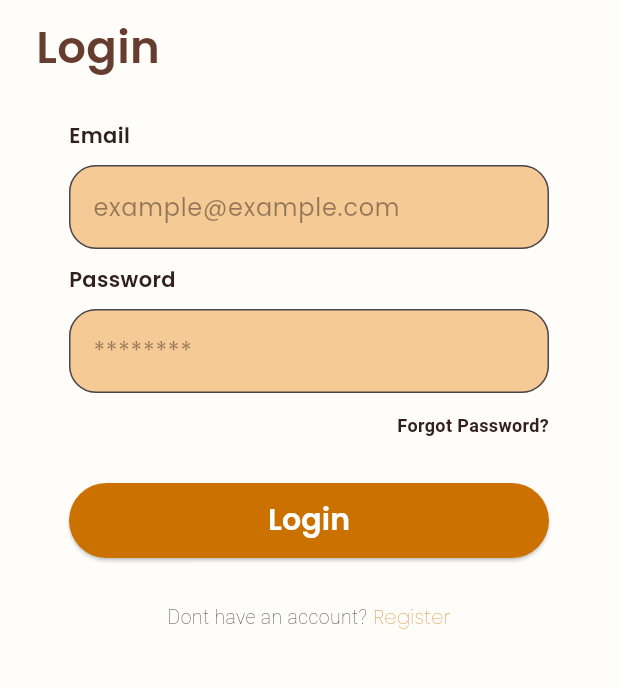
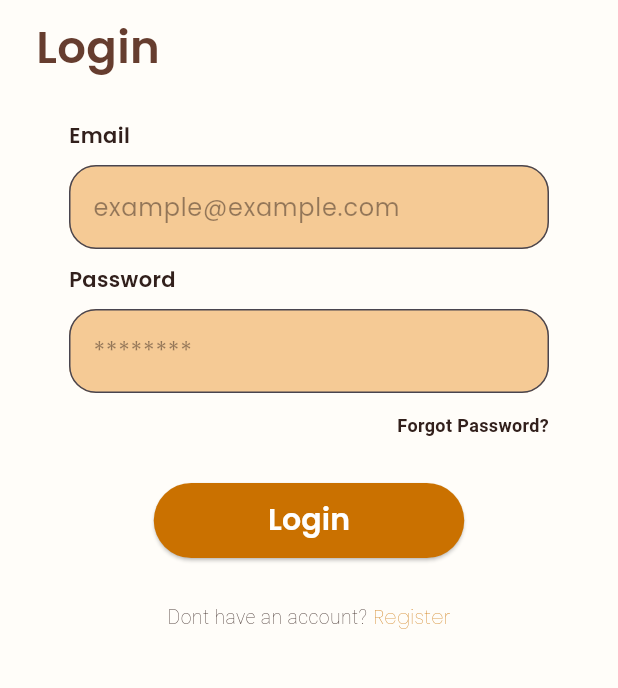
Before and after one commit to gitHan25/TasteCraft_FE-mobile, a Flutter app: the LoginPage screen opened by its route, after a tap on "Register", on a phone screen of 412 x 824 dp, the part 450-1138 px from its top. Run offline on Flutter 3.47's test engine with Material 3 defaults, Android fonts, the phone set to English and light mode, and no system bars; our stand-ins replace carousel_slider, google_fonts.

Commit message:
Add initial project setup and UI components
- Created project configuration files for IntelliJ IDEA.
- Added Dart SDK library configuration.
- Implemented RegisterPage with a basic Scaffold.
- Developed CustomFilledButton and CustomButton widgets for consistent button styling.
- Introduced CustomFormField widget for form input handling.

```diff
--- a/taste_craft/lib/ui/pages/login_page.dart
+++ b/taste_craft/lib/ui/pages/login_page.dart
@@ -1,7 +1,8 @@
 import 'package:flutter/material.dart';
-import 'package:flutter/widgets.dart';
-import 'package:google_fonts/google_fonts.dart';
+
 import 'package:taste_craft/shared/theme.dart';
+import 'package:taste_craft/ui/widgets/buttons.dart';
+import 'package:taste_craft/ui/widgets/form.dart';
 
 class LoginPage extends StatelessWidget {
   const LoginPage({super.key});
@@ -23,11 +24,13 @@ class LoginPage extends StatelessWidget {
               image: DecorationImage(image: AssetImage('assets/Logo1.png')),
             ),
           ),
-          Text('Login',
+          Text(
+            'Login',
             style: headerTextStyle.copyWith(
               fontSize: 30,
               fontWeight: FontWeight.w600,
-              )),
+            ),
+          ),
           const SizedBox(
             height: 5,
           ),
@@ -40,62 +43,17 @@ class LoginPage extends StatelessWidget {
             child: Column(
               crossAxisAlignment: CrossAxisAlignment.start,
               children: [
-                Column(
-                  crossAxisAlignment: CrossAxisAlignment.start,
-                  children: [
-                    Text(
-                      'Email',
-                      style: darkBrownTextStyle.copyWith(
-                        fontSize: 14,
-                        fontWeight: FontWeight.w600,
-                      ),
+                CustomFormField(
+                  title: 'Email',
+                  hintText: 'example@example.com',
                 ),
                 const SizedBox(
                   height: 10,
                 ),
-                    TextFormField(
-                      decoration: InputDecoration(
-                        fillColor: bgInputColor,
-                        filled: true,
-                        hintText: 'example@example.com',
-                        hintStyle: hintTextStyle.copyWith(
-                          fontSize: 16,
-                          fontWeight: FontWeight.w400,
-                          color: textColor.withOpacity(0.45),
-                        ),
-                        border: OutlineInputBorder(
-                          borderRadius: BorderRadius.circular(18),
-                        ),
-                      ),
-                    ),
-                    const SizedBox(
-                      height: 10,
-                    ),
-                    Text(
-                      'Password',
-                      style: darkBrownTextStyle.copyWith(
-                        fontSize: 14,
-                        fontWeight: FontWeight.w600,
-                      ),
-                    ),
-                    const SizedBox(
-                      height: 10,
-                    ),
-                    TextFormField(
+                CustomFormField(
+                  title: 'Password',
+                  hintText: '********',
                   obscureText: true,
-                      decoration: InputDecoration(
-                        fillColor: bgInputColor,
-                        filled: true,
-                        hintText: '********',
-                        hintStyle: hintTextStyle.copyWith(
-                          fontSize: 16,
-                          fontWeight: FontWeight.w400,
-                          color: textColor.withOpacity(0.45),
-                        ),
-                        border: OutlineInputBorder(
-                          borderRadius: BorderRadius.circular(18),
-                        ),
-                      ),
                 ),
                 const SizedBox(
                   height: 13,
@@ -113,24 +71,11 @@ class LoginPage extends StatelessWidget {
                 const SizedBox(
                   height: 30,
                 ),
-                    ElevatedButton(
+                Center(
+                  child: CustomButton(
+                    title: 'Login',
                     onPressed: () {},
-                      style: ElevatedButton.styleFrom(
-                        backgroundColor: bgButtonColor,
-                        minimumSize: Size(double.infinity, 50),
-                        shape: RoundedRectangleBorder(
-                          borderRadius: BorderRadius.circular(30),
                   ),
-                      ),
-                      child: Text(
-                        'Login',
-                        style: whiteTextStyle.copyWith(
-                          fontSize: 20,
-                          fontWeight: FontWeight.w600,
-                        ),
-                      ),
-                    ),
-                  ],
                 ),
                 const SizedBox(height: 30),
                 Row(
@@ -152,7 +97,7 @@ class LoginPage extends StatelessWidget {
                           fontWeight: FontWeight.w200,
                         ),
                       ),
-                    )
+                    ),
                   ],
                 ),
               ],
--- /dev/null
+++ b/taste_craft/lib/ui/widgets/buttons.dart
@@ -0,0 +1,37 @@
+import "package:flutter/material.dart";
+import "package:taste_craft/shared/theme.dart";
+
+class CustomButton extends StatelessWidget {
+  final String title;
+  final double width;
+  final double height;
+  final VoidCallback? onPressed;
+  const CustomButton({
+    super.key,
+    required this.title,
+    this.width = 207,
+    this.height = 50,
+    this.onPressed,
+  });
+
+  @override
+  Widget build(BuildContext context) {
+    return ElevatedButton(
+      onPressed: () {},
+      style: ElevatedButton.styleFrom(
+        backgroundColor: bgButtonColor,
+        minimumSize: Size(width, height),
+        shape: RoundedRectangleBorder(
+          borderRadius: BorderRadius.circular(30),
+        ),
+      ),
+      child: Text(
+        title,
+        style: whiteTextStyle.copyWith(
+          fontSize: 20,
+          fontWeight: FontWeight.w600,
+        ),
+      ),
+    );
+  }
+}
--- /dev/null
+++ b/taste_craft/lib/ui/widgets/form.dart
@@ -0,0 +1,53 @@
+import "package:flutter/material.dart";
+import "package:taste_craft/shared/theme.dart";
+
+class CustomFormField extends StatelessWidget {
+  final String title;
+  final String? hintText;
+  final bool obscureText;
+  final TextEditingController? controller;
+
+  const CustomFormField({
+    super.key,
+    required this.title,
+    this.hintText,
+    this.obscureText = false,
+    this.controller,
+  });
+
+  @override
+  Widget build(BuildContext context) {
+    return Column(
+      crossAxisAlignment: CrossAxisAlignment.start,
+      children: [
+        Text(
+          title,
+          style: darkBrownTextStyle.copyWith(
+            fontSize: 14,
+            fontWeight: FontWeight.w600,
+          ),
+        ),
+        const SizedBox(
+          height: 10,
+        ),
+        TextFormField(
+          controller: controller,
+          obscureText: obscureText,
+          decoration: InputDecoration(
+            fillColor: bgInputColor,
+            filled: true,
+            hintText: hintText,
+            hintStyle: hintTextStyle.copyWith(
+              fontSize: 16,
+              fontWeight: FontWeight.w400,
+              color: textColor.withOpacity(0.45),
+            ),
+            border: OutlineInputBorder(
+              borderRadius: BorderRadius.circular(18),
+            ),
+          ),
+        ),
+      ],
+    );
+  }
+}
```
Also changed, not shown: taste_craft/lib/ui/pages/on_boarding.dart (+3 -12 lines), taste_craft/lib/ui/pages/on_boarding2.dart (+10 -34 lines), taste_craft/lib/ui/pages/register_page.dart (added, +12 -0 lines), taste_craft/lib/ui/widgets/button.dart (added, +37 -0 lines). Lines whose indentation alone changed are shown as unchanged.
